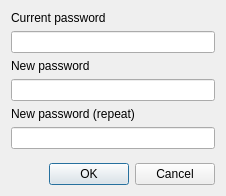
First picture: the form in ctSESAM/changemasterpassworddialog.ui, repository 607011/Qt-SESAM, before the edit.
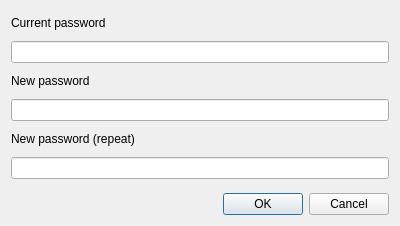
Second picture: the form after the edit.

Commit message: Hint for strenght of password shown while typing.

```diff
--- a/ctSESAM/changemasterpassworddialog.ui
+++ b/ctSESAM/changemasterpassworddialog.ui
@@ -6,8 +6,8 @@
    <rect>
     <x>0</x>
     <y>0</y>
-    <width>226</width>
-    <height>196</height>
+    <width>400</width>
+    <height>226</height>
    </rect>
   </property>
   <property name="windowTitle">
@@ -16,6 +16,12 @@
   <layout class="QVBoxLayout" name="verticalLayout">
    <item>
     <widget class="QLabel" name="label">
+     <property name="minimumSize">
+      <size>
+       <width>0</width>
+       <height>24</height>
+      </size>
+     </property>
      <property name="text">
       <string>Current password</string>
      </property>
@@ -29,11 +35,46 @@
     </widget>
    </item>
    <item>
-    <widget class="QLabel" name="label_2">
-     <property name="text">
-      <string>New password</string>
-     </property>
-    </widget>
+    <layout class="QHBoxLayout" name="horizontalLayout_2">
+     <item>
+      <widget class="QLabel" name="label_2">
+       <property name="minimumSize">
+        <size>
+         <width>0</width>
+         <height>24</height>
+        </size>
+       </property>
+       <property name="text">
+        <string>New password</string>
+       </property>
+      </widget>
+     </item>
+     <item>
+      <widget class="QLabel" name="strengthLabel">
+       <property name="minimumSize">
+        <size>
+         <width>64</width>
+         <height>24</height>
+        </size>
+       </property>
+       <property name="styleSheet">
+        <string notr="true"/>
+       </property>
+       <property name="text">
+        <string/>
+       </property>
+       <property name="alignment">
+        <set>Qt::AlignCenter</set>
+       </property>
+       <property name="margin">
+        <number>5</number>
+       </property>
+       <property name="textInteractionFlags">
+        <set>Qt::NoTextInteraction</set>
+       </property>
+      </widget>
+     </item>
+    </layout>
    </item>
    <item>
     <widget class="QLineEdit" name="newPasswordLineEdit1">
@@ -44,6 +85,12 @@
    </item>
    <item>
     <widget class="QLabel" name="label_3">
+     <property name="minimumSize">
+      <size>
+       <width>0</width>
+       <height>24</height>
+      </size>
+     </property>
      <property name="text">
       <string>New password (repeat)</string>
      </property>
```
The commit also changes 3 other files.
